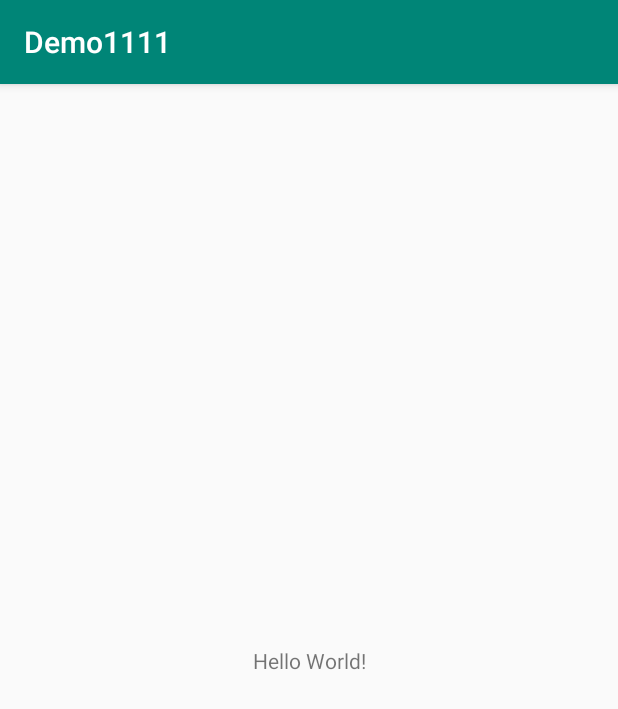
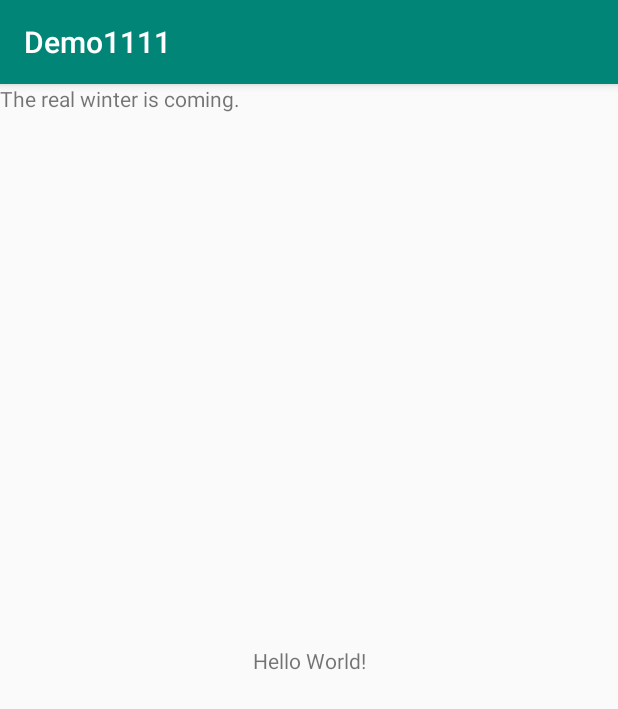
Before and after one commit to YuxiangLiu520/DemoBase, an Android app: the screen it shows after launch (MainActivity), on a phone screen of 412 x 824 dp. Shown: the top 709 px of the screen. Run offline under Robolectric (Android 15) with nearby library versions, the phone set to English and light mode, and no system bars.

Commit message:
Add my words!

```diff
--- a/app/src/main/AndroidManifest.xml
+++ b/app/src/main/AndroidManifest.xml
@@ -8,6 +8,7 @@
     <uses-permission android:name="android.permission.ACCESS_NETWORK_STATE"/>
 
     <application
+        android:name=".application.DemoApplication"
         android:allowBackup="true"
         android:icon="@mipmap/ic_launcher"
         android:label="@string/app_name"
--- a/app/src/main/res/layout/activity_main.xml
+++ b/app/src/main/res/layout/activity_main.xml
@@ -15,4 +15,9 @@
         app:layout_constraintRight_toRightOf="parent"
         app:layout_constraintTop_toTopOf="parent" />
 
+    <TextView
+        android:layout_width="wrap_content"
+        android:layout_height="wrap_content"
+        android:text="@string/my_words" />
+
 </android.support.constraint.ConstraintLayout>
--- a/app/src/main/res/values/strings.xml
+++ b/app/src/main/res/values/strings.xml
@@ -1,3 +1,4 @@
 <resources>
     <string name="app_name">Demo1111</string>
+    <string name="my_words">The real winter is coming.</string>
 </resources>
```
